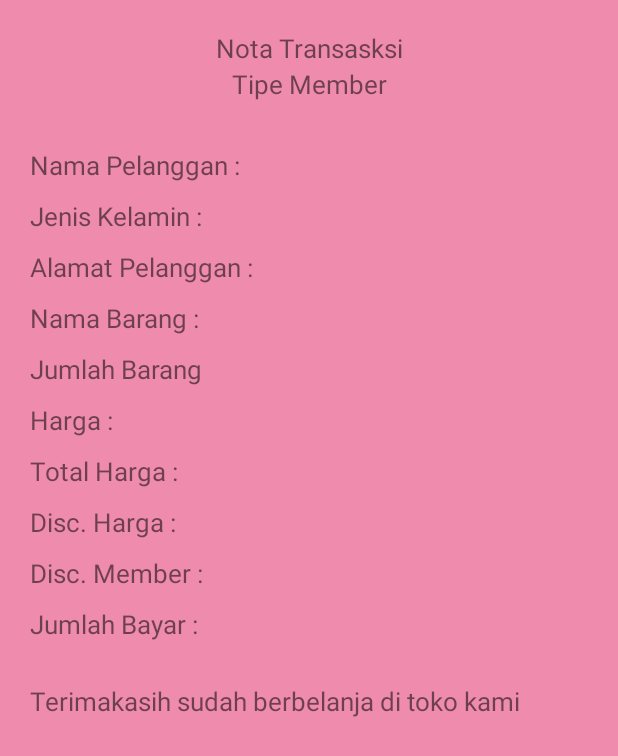
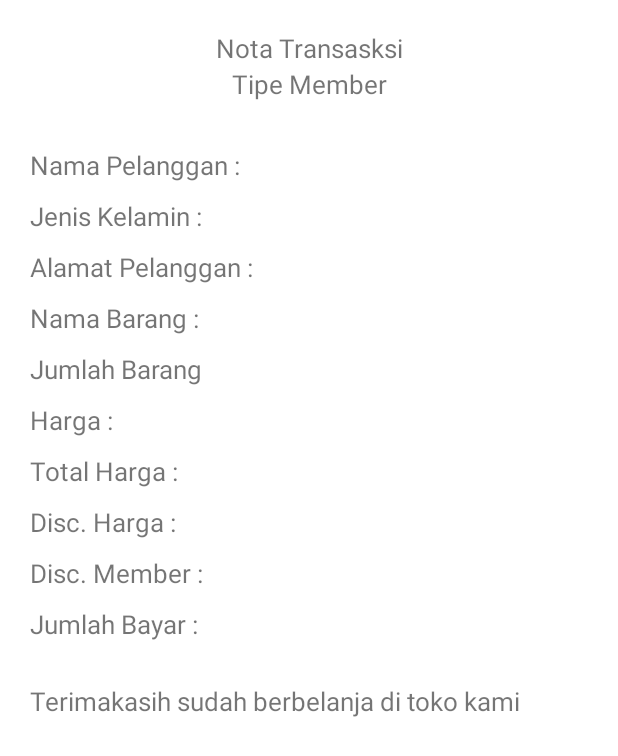
Before and after one commit to widyamaulidaputri/day2-kasir, an Android app: the layout layout_transaksi2.xml on its own in the app's theme, with its tools: preview values and no code run, on a phone screen of 412 x 824 dp. Shown: the top 756 px of the screen. Run offline under Robolectric (Android 15) with nearby library versions, the phone set to English and light mode, and no system bars.

Commit message:
aplikasi kasir

```diff
--- a/app/src/main/res/layout/layout_transaksi2.xml
+++ b/app/src/main/res/layout/layout_transaksi2.xml
@@ -2,7 +2,7 @@
 <LinearLayout xmlns:android="http://schemas.android.com/apk/res/android"
     android:orientation="vertical"
     android:padding="20dp"
-    android:background="#EF8BAD"
+    android:background="#00EF8BAD"
     android:layout_width="match_parent"
     android:layout_height="match_parent">
     <TextView
```
